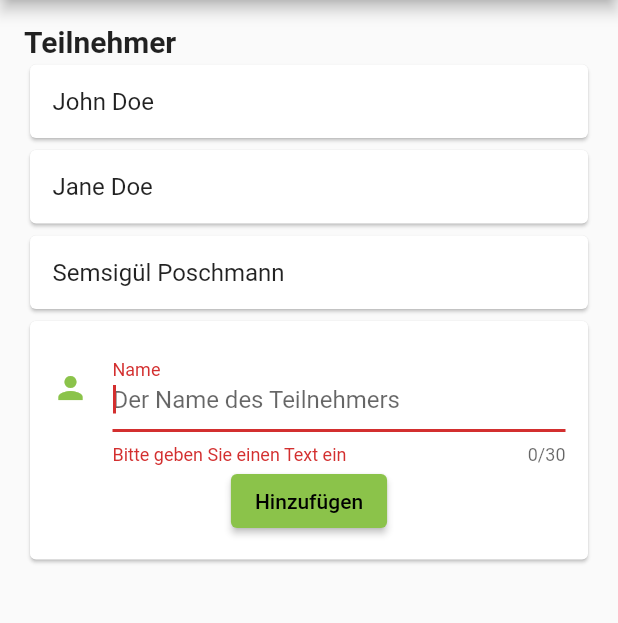
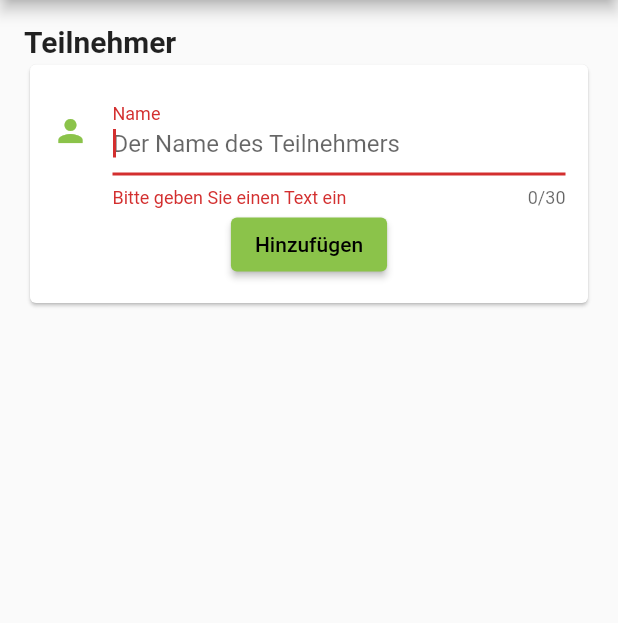
Before and after one commit to aposchmann/meeting-cost-tracker, a Flutter app: the screen it shows after launch, after a tap on the "add" icon, after a tap on "Hinzufügen", on a phone screen of 412 x 824 dp, the part 84-707 px from its top. Run offline on Flutter 3.47's test engine with Material 2 defaults, Android fonts, the phone set to English and light mode, and no system bars.

```diff
--- /dev/null
+++ b/lib/meeting/meeting_model.dart
@@ -0,0 +1,18 @@
+import 'dart:collection';
+
+import 'package:flutter/foundation.dart';
+
+import 'meeting_participant.dart';
+
+class MeetingModel extends ChangeNotifier {
+  final List<MeetingParticipant> _participants = [];
+
+  UnmodifiableListView<MeetingParticipant> get participants =>
+      UnmodifiableListView(_participants);
+
+  void add(MeetingParticipant participant) {
+    _participants.add(participant);
+
+    notifyListeners();
+  }
+}
--- a/lib/meeting/meeting_participant_form.dart
+++ b/lib/meeting/meeting_participant_form.dart
@@ -1,4 +1,8 @@
 import 'package:flutter/material.dart';
+import 'package:provider/provider.dart';
+
+import 'meeting_model.dart';
+import 'meeting_participant.dart';
 
 class MeetingParticipantForm extends StatefulWidget {
   const MeetingParticipantForm({Key? key}) : super(key: key);
@@ -10,12 +14,21 @@ class MeetingParticipantForm extends StatefulWidget {
 class _MeetingParticipantFormState extends State<MeetingParticipantForm> {
   final _formKey = GlobalKey<FormState>();
 
+  final _nameController = TextEditingController();
+
   var _showForm = false;
 
   void _toggleForm() {
     setState(() {
       _showForm = !_showForm;
     });
+  }
+
+  @override
+  void dispose() {
+    _nameController.dispose();
+
+    super.dispose();
   }
 
   @override
@@ -27,6 +40,7 @@ class _MeetingParticipantFormState extends State<MeetingParticipantForm> {
               children: [
                 TextFormField(
                   autofocus: true,
+                  controller: _nameController,
                   decoration: const InputDecoration(
                       icon: Icon(Icons.person),
                       labelText: "Name",
@@ -45,8 +59,8 @@ class _MeetingParticipantFormState extends State<MeetingParticipantForm> {
                       final currentState = _formKey.currentState;
 
                       if (currentState!.validate()) {
-                        ScaffoldMessenger.of(context).showSnackBar(
-                            const SnackBar(content: Text("Speichern ...")));
+                        Provider.of<MeetingModel>(context, listen: false).add(
+                            MeetingParticipant(name: _nameController.text));
 
                         currentState.reset();
 
--- a/lib/meeting/meeting_participant_list.dart
+++ b/lib/meeting/meeting_participant_list.dart
@@ -1,30 +1,21 @@
 import 'package:flutter/material.dart';
-import 'package:meeting_cost_tracker/meeting/meeting_participant_entry.dart';
+import 'package:provider/provider.dart';
 
-import 'meeting_participant.dart';
+import 'meeting_model.dart';
+import 'meeting_participant_entry.dart';
 import 'meeting_participant_form.dart';
 import 'meeting_participant_list_item.dart';
 
-class MeetingParticipantList extends StatefulWidget {
+class MeetingParticipantList extends StatelessWidget {
   const MeetingParticipantList({super.key});
-
-  @override
-  State<MeetingParticipantList> createState() => _MeetingParticipantListState();
-}
-
-class _MeetingParticipantListState extends State<MeetingParticipantList> {
-  final participants = [
-    MeetingParticipant(name: "John Doe"),
-    MeetingParticipant(name: "Jane Doe"),
-    MeetingParticipant(name: "Semsigül Poschmann")
-  ];
 
   @override
   Widget build(BuildContext context) {
     return Column(
       crossAxisAlignment: CrossAxisAlignment.stretch,
       children: [
-        ...participants
+        ...Provider.of<MeetingModel>(context)
+            .participants
             .map((participant) => MeetingParticipantListItem(
                   child: MeetingParticipantEntry(
                     participant: participant,
--- a/lib/meeting/meeting_screen.dart
+++ b/lib/meeting/meeting_screen.dart
@@ -1,5 +1,8 @@
 import 'package:flutter/material.dart';
-import 'package:meeting_cost_tracker/meeting/meeting_participant_list.dart';
+import 'package:provider/provider.dart';
+
+import 'meeting_model.dart';
+import 'meeting_participant_list.dart';
 
 class MeetingScreen extends StatelessWidget {
   const MeetingScreen({
@@ -19,14 +22,17 @@ class MeetingScreen extends StatelessWidget {
         padding: const EdgeInsets.all(16),
         child: Column(
           crossAxisAlignment: CrossAxisAlignment.stretch,
-          children: const [
-            SafeArea(
+          children: [
+            const SafeArea(
               child: Text(
                 "Teilnehmer",
                 style: TextStyle(fontSize: 20, fontWeight: FontWeight.bold),
               ),
             ),
-            SafeArea(child: MeetingParticipantList())
+            SafeArea(
+                child: ChangeNotifierProvider<MeetingModel>(
+                    create: (context) => MeetingModel(),
+                    child: const MeetingParticipantList()))
           ],
         ),
       ),
--- a/pubspec.yaml
+++ b/pubspec.yaml
@@ -29,6 +29,8 @@ dependencies:
   flutter:
     sdk: flutter
 
+  provider: ^6.0.4
+
 dev_dependencies:
   flutter_test:
     sdk: flutter
```
Also changed, not shown: pubspec.lock.
